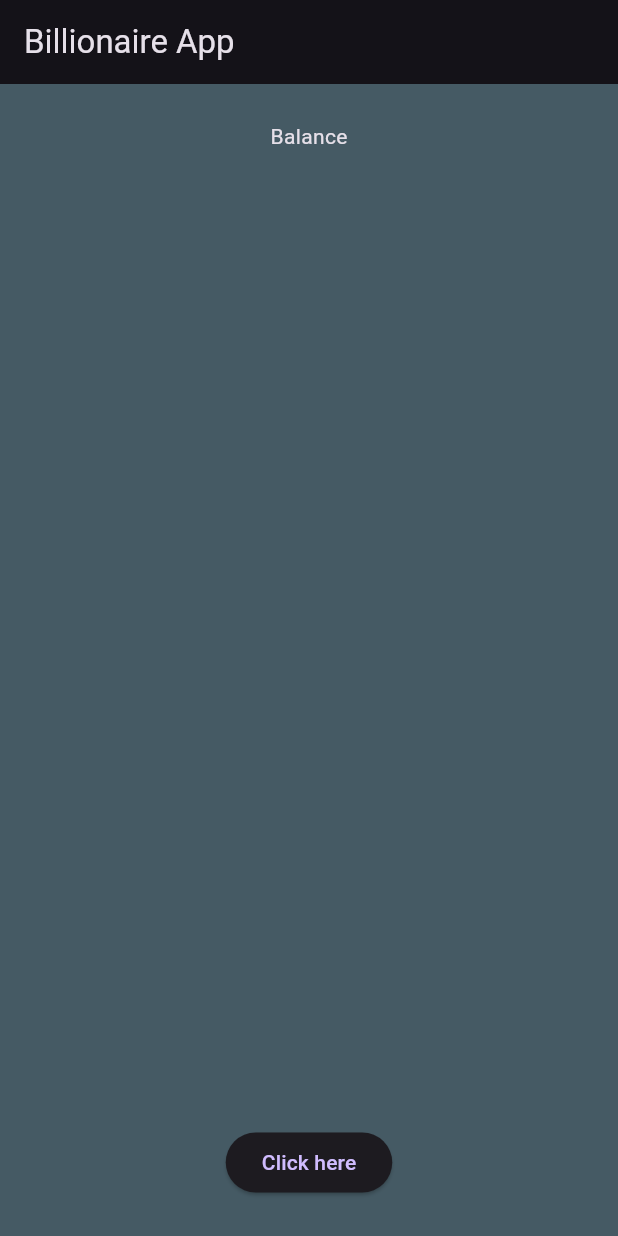
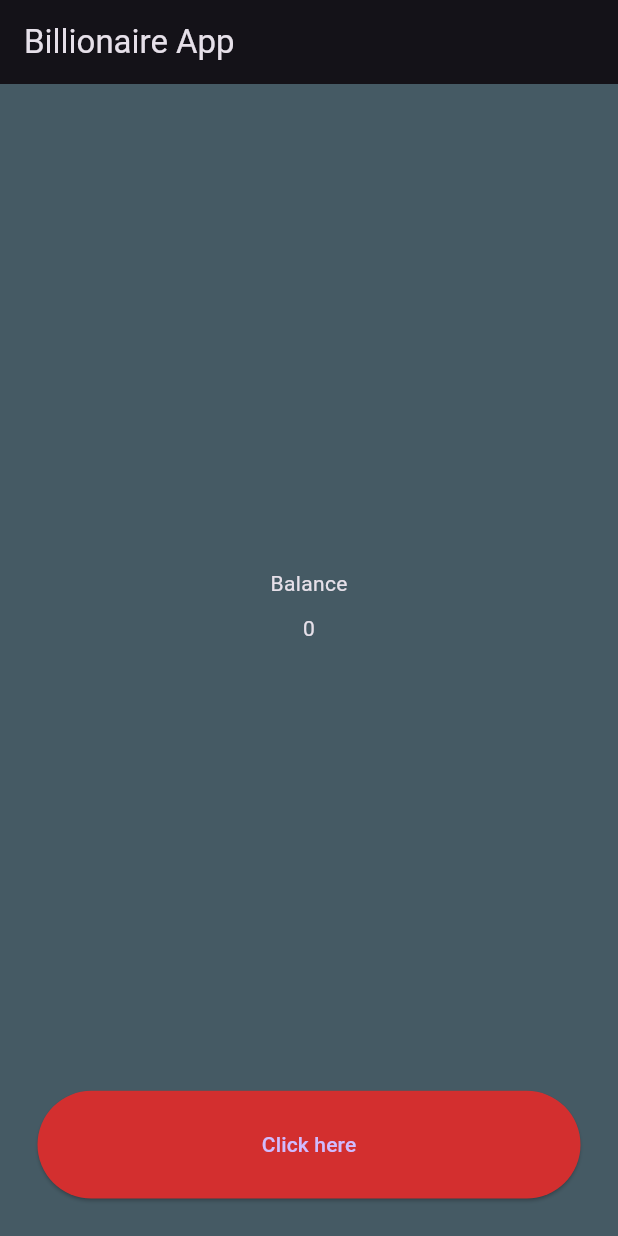
Before and after one commit to Myatty/Billionaire-App, a Flutter app: the screen it shows after launch, on a phone screen of 412 x 824 dp. Run offline on Flutter 3.47's test engine with Material 3 defaults, Android fonts, the phone set to English and light mode, and no system bars.

Commit message:
Expanded, Flex and button syling

```diff
--- a/lib/main.dart
+++ b/lib/main.dart
@@ -14,7 +14,7 @@ class MyApp extends StatelessWidget {
   @override
   Widget build(BuildContext context) {
     return MaterialApp(
-        theme: ThemeData.dark(),
+        theme: ThemeData.dark(useMaterial3: true),
         home: Scaffold(
           appBar: AppBar(
             title: Text("Billionaire App"),
@@ -27,9 +27,26 @@ class MyApp extends StatelessWidget {
             child: Column(
               mainAxisAlignment: MainAxisAlignment.spaceBetween,
               children: [
-                Text("Balance"),
-                ElevatedButton(
-                    onPressed: addFunction, child: Text("Click here"))
+                Expanded(
+                  flex: 9,
+                  child: Column(
+                    mainAxisAlignment: MainAxisAlignment.center,
+                    children: [
+                      Text("Balance"),
+                      SizedBox(height: 10),
+                      Text("0")
+                    ],
+                  ),
+                ),
+                Expanded(
+                  flex: 1,
+                  child: ElevatedButton(
+                      style: ElevatedButton.styleFrom(
+                          backgroundColor: Colors.red[700],
+                          minimumSize: Size(double.infinity, 0)),
+                      onPressed: addFunction,
+                      child: Text("Click here")),
+                )
               ],
             ),
           ),
```
